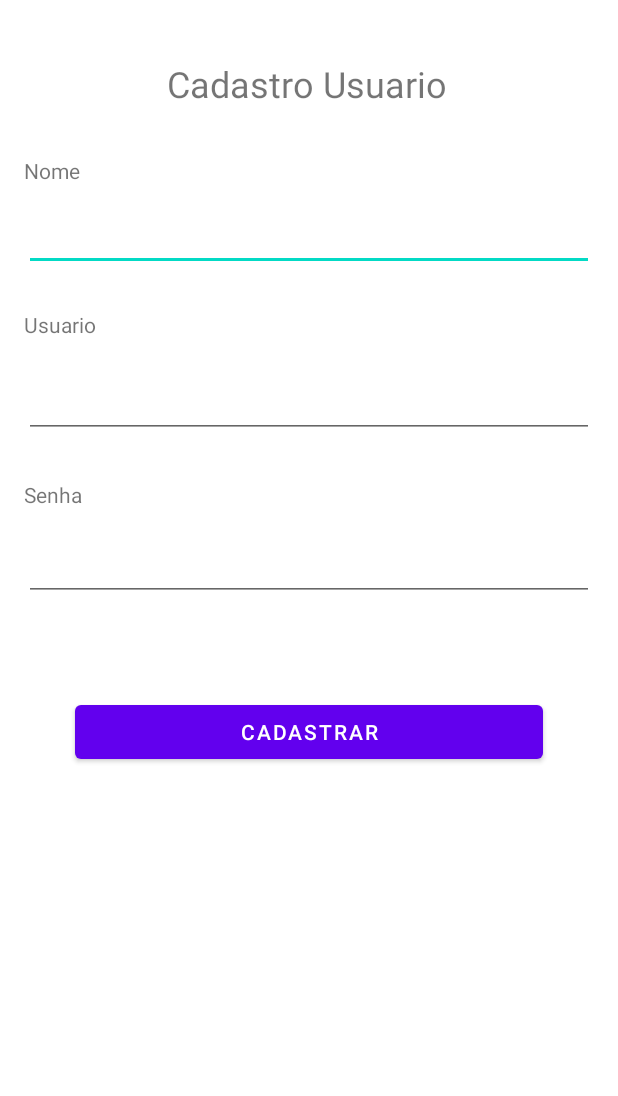
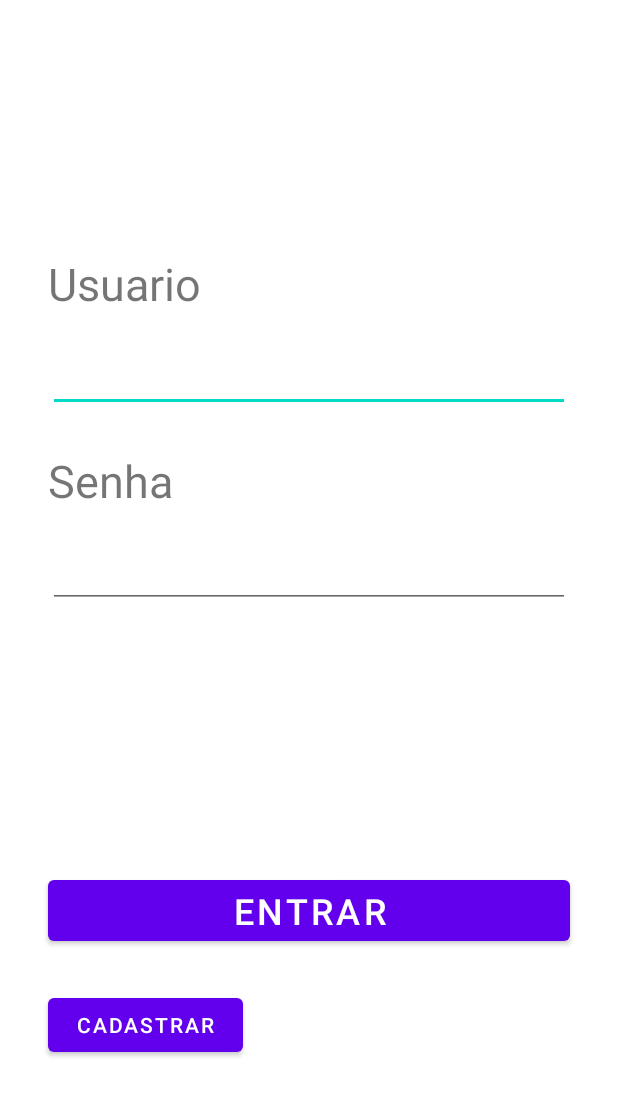
Before and after one commit to lucasmoroski/FinAppAndroid, an Android app: the screen it shows after launch (CadastroUsuario before the commit, Login after it), on a phone screen of 412 x 824 dp. Shown: the top 1096 px of the screen. Run offline under Robolectric (Android 15) with nearby library versions, the phone set to English and light mode, and no system bars.

Commit message:
Cadastro usuario e login feito

```diff
--- a/FinApp-master/app/src/main/AndroidManifest.xml
+++ b/FinApp-master/app/src/main/AndroidManifest.xml
@@ -9,7 +9,9 @@
         android:roundIcon="@mipmap/ic_launcher_round"
         android:supportsRtl="true"
         android:theme="@style/Theme.FinApp">
-        <activity android:name=".DetalheOperacaoCre"></activity>
+        <activity android:name=".Login"></activity>
+        <activity android:name=".ListarCadastroUser" />
+        <activity android:name=".DetalheOperacaoCre" />
         <activity android:name=".DetalheOperacaoDeb" />
         <activity android:name=".OperacaoFinanceira" />
         <activity android:name=".Cadastro" />
--- /dev/null
+++ b/FinApp-master/app/src/main/java/com/example/finapp/Login.java
@@ -0,0 +1,59 @@
+package com.example.finapp;
+
+import androidx.appcompat.app.AppCompatActivity;
+
+import android.content.Intent;
+import android.os.Bundle;
+import android.view.View;
+import android.widget.Button;
+import android.widget.EditText;
+import android.widget.Toast;
+
+public class Login extends AppCompatActivity {
+
+    EditText editUsuario,editSenha;
+    Button btnEntrar,btnCadast;
+    DBHelper db;
+
+    @Override
+    protected void onCreate(Bundle savedInstanceState) {
+        super.onCreate(savedInstanceState);
+        setContentView(R.layout.activity_login);
+
+        editUsuario = (EditText)findViewById(R.id.editUsuario);
+        editSenha = (EditText)findViewById(R.id.editSenha);
+        btnEntrar = (Button)findViewById(R.id.btnEntrar);
+        btnCadast = (Button)findViewById(R.id.btnCadast);
+        db = new DBHelper(this);
+
+        btnEntrar.setOnClickListener(new View.OnClickListener() {
+            @Override
+            public void onClick(View view) {
+                String user = editUsuario.getText().toString();
+                String sen = editSenha.getText().toString();
+
+                if(user.equals("")||sen.equals("")){
+                    Toast.makeText(Login.this,"Verifique se todoas os campos foram preenchidos.", Toast.LENGTH_SHORT).show();
+                }else{
+                    Boolean checkuser = db.checkusername(user,sen);
+                    if(checkuser == true){
+                        Toast.makeText(Login.this,"Bem Vindo!!", Toast.LENGTH_SHORT).show();
+                        Intent i = new Intent(getApplicationContext(), MainActivity.class);
+                        startActivity(i);
+                    }else{
+                        Toast.makeText(Login.this,"Usuario ou Senha Não existe.", Toast.LENGTH_SHORT).show();
+                    }
+                }
+
+            }
+        });
+
+        btnCadast.setOnClickListener(new View.OnClickListener() {
+            @Override
+            public void onClick(View view) {
+                Intent in = new Intent(getApplicationContext(), CadastroUsuario.class);
+                startActivity(in);
+            }
+        });
+    }
+}
--- a/FinApp-master/app/src/main/java/com/example/finapp/SplashScreen.java
+++ b/FinApp-master/app/src/main/java/com/example/finapp/SplashScreen.java
@@ -16,7 +16,7 @@ public class SplashScreen extends AppCompatActivity {
         new Handler().postDelayed(new Runnable() {
             @Override
             public void run() {
-                startActivity(new Intent(getBaseContext(), CadastroUsuario.class));
+                startActivity(new Intent(getBaseContext(), Login.class));
                 finish();
             }
         },5000);
--- /dev/null
+++ b/FinApp-master/app/src/main/res/layout/activity_login.xml
@@ -0,0 +1,97 @@
+<?xml version="1.0" encoding="utf-8"?>
+<androidx.constraintlayout.widget.ConstraintLayout xmlns:android="http://schemas.android.com/apk/res/android"
+    xmlns:app="http://schemas.android.com/apk/res-auto"
+    xmlns:tools="http://schemas.android.com/tools"
+    android:layout_width="match_parent"
+    android:layout_height="match_parent"
+    tools:context=".Login">
+
+    <Button
+        android:id="@+id/btnEntrar"
+        android:layout_width="0dp"
+        android:layout_height="wrap_content"
+        android:layout_marginStart="32dp"
+        android:layout_marginTop="32dp"
+        android:layout_marginEnd="32dp"
+        android:layout_marginBottom="8dp"
+        android:text="Entrar"
+        android:textSize="24sp"
+        app:layout_constraintBottom_toTopOf="@+id/btnCadast"
+        app:layout_constraintEnd_toEndOf="parent"
+        app:layout_constraintStart_toStartOf="parent"
+        app:layout_constraintTop_toBottomOf="@+id/editSenha" />
+
+    <Button
+        android:id="@+id/btnCadast"
+        android:layout_width="0dp"
+        android:layout_height="wrap_content"
+        android:layout_marginStart="32dp"
+        android:layout_marginTop="14dp"
+        android:layout_marginEnd="250dp"
+        android:layout_marginBottom="113dp"
+        android:text="Cadastrar"
+        app:layout_constraintBottom_toBottomOf="parent"
+        app:layout_constraintEnd_toEndOf="parent"
+        app:layout_constraintStart_toStartOf="parent"
+        app:layout_constraintTop_toBottomOf="@+id/btnEntrar" />
+
+    <TextView
+        android:id="@+id/textView5"
+        android:layout_width="0dp"
+        android:layout_height="wrap_content"
+        android:layout_marginStart="32dp"
+        android:layout_marginTop="165dp"
+        android:layout_marginEnd="32dp"
+        android:layout_marginBottom="8dp"
+        android:text="Usuario"
+        android:textSize="30sp"
+        app:layout_constraintBottom_toTopOf="@+id/editUsuario"
+        app:layout_constraintEnd_toEndOf="parent"
+        app:layout_constraintStart_toStartOf="parent"
+        app:layout_constraintTop_toTopOf="parent" />
+
+    <EditText
+        android:id="@+id/editUsuario"
+        android:layout_width="0dp"
+        android:layout_height="wrap_content"
+        android:layout_marginStart="32dp"
+        android:layout_marginTop="8dp"
+        android:layout_marginEnd="32dp"
+        android:layout_marginBottom="8dp"
+        android:ems="10"
+        android:inputType="textPersonName"
+        app:layout_constraintBottom_toTopOf="@+id/textView6"
+        app:layout_constraintEnd_toEndOf="parent"
+        app:layout_constraintStart_toStartOf="parent"
+        app:layout_constraintTop_toBottomOf="@+id/textView5" />
+
+    <TextView
+        android:id="@+id/textView6"
+        android:layout_width="0dp"
+        android:layout_height="wrap_content"
+        android:layout_marginStart="32dp"
+        android:layout_marginTop="14dp"
+        android:layout_marginEnd="32dp"
+        android:layout_marginBottom="13dp"
+        android:text="Senha"
+        android:textSize="30sp"
+        app:layout_constraintBottom_toTopOf="@+id/editSenha"
+        app:layout_constraintEnd_toEndOf="parent"
+        app:layout_constraintStart_toStartOf="parent"
+        app:layout_constraintTop_toBottomOf="@+id/editUsuario" />
+
+    <EditText
+        android:id="@+id/editSenha"
+        android:layout_width="0dp"
+        android:layout_height="wrap_content"
+        android:layout_marginStart="32dp"
+        android:layout_marginTop="2dp"
+        android:layout_marginEnd="32dp"
+        android:layout_marginBottom="140dp"
+        android:ems="10"
+        android:inputType="textPassword"
+        app:layout_constraintBottom_toTopOf="@+id/btnEntrar"
+        app:layout_constraintEnd_toEndOf="parent"
+        app:layout_constraintStart_toStartOf="parent"
+        app:layout_constraintTop_toBottomOf="@+id/textView6" />
+</androidx.constraintlayout.widget.ConstraintLayout>
```
Also changed, not shown: FinApp-master/app/src/main/java/com/example/finapp/Cadastro.java (+69 -0 lines), FinApp-master/app/src/main/java/com/example/finapp/CadastroUser.java (+10 -0 lines), FinApp-master/app/src/main/java/com/example/finapp/CadastroUsuario.java (+8 -1 lines), FinApp-master/app/src/main/java/com/example/finapp/DBHelper.java (+12 -0 lines), FinApp-master/app/src/main/java/com/example/finapp/ListarCadastroUser.java (added, +31 -0 lines), FinApp-master/app/src/main/java/com/example/finapp/UsuarioDAO.java (+17 -0 lines), FinApp-master/app/src/main/res/layout/activity_cadastro.xml (+18 -18 lines), FinApp-master/app/src/main/res/layout/activity_detalhe_operacao_cre.xml (+23 -23 lines), FinApp-master/app/src/main/res/layout/activity_listar_cadastro_user.xml (added, +21 -0 lines), FinApp-master/app/src/main/res/layout/activity_main.xml (+19 -19 lines).
